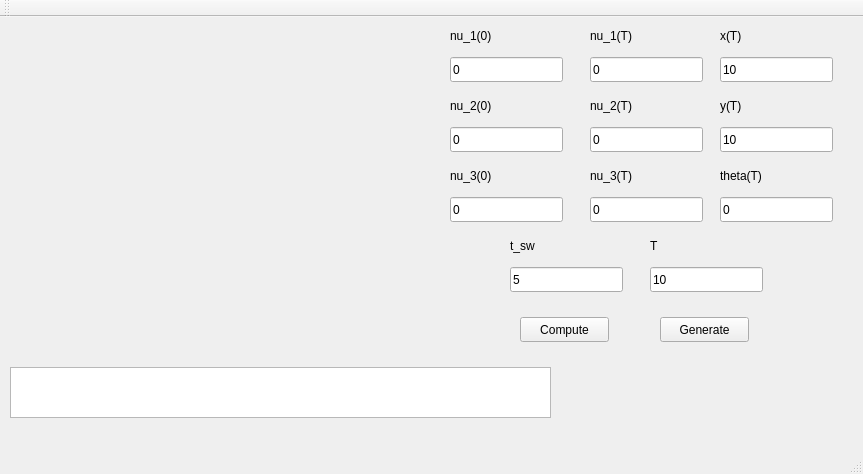
This is mainwindow.ui in DifferentialOrange/custom-omni-wheel-vehicle-control as Qt 5 draws it before an edit. The edited form follows.
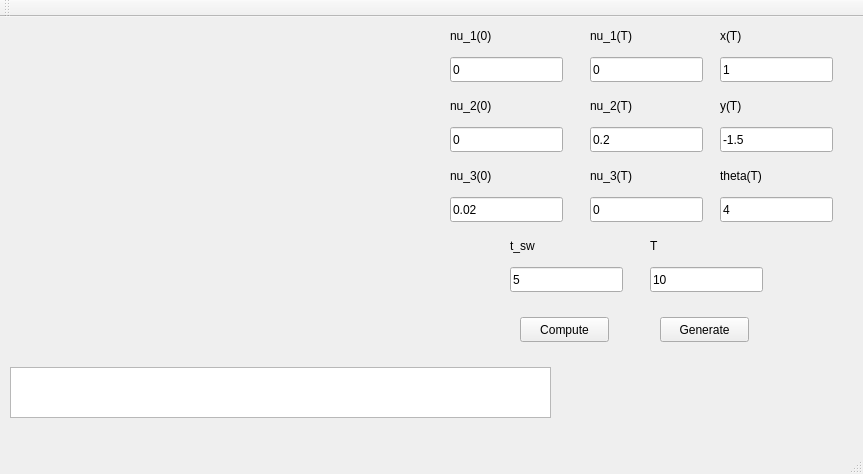
This is the edited form. Custom widgets are drawn as their Qt base class.

What changed in the file:
```diff
--- a/mainwindow.ui
+++ b/mainwindow.ui
@@ -99,7 +99,7 @@
      </rect>
     </property>
     <property name="text">
-     <string>0</string>
+     <string>0.02</string>
     </property>
    </widget>
    <widget class="QLabel" name="label_4">
@@ -151,7 +151,7 @@
      </rect>
     </property>
     <property name="text">
-     <string>0</string>
+     <string>0.2</string>
     </property>
    </widget>
    <widget class="QLineEdit" name="lineEdit_nu_3_T">
@@ -203,7 +203,7 @@
      </rect>
     </property>
     <property name="text">
-     <string>10</string>
+     <string>1</string>
     </property>
    </widget>
    <widget class="QLabel" name="label_8">
@@ -229,7 +229,7 @@
      </rect>
     </property>
     <property name="text">
-     <string>10</string>
+     <string>-1.5</string>
     </property>
    </widget>
    <widget class="QLineEdit" name="lineEdit_theta_T">
@@ -242,7 +242,7 @@
      </rect>
     </property>
     <property name="text">
-     <string>0</string>
+     <string>4</string>
     </property>
    </widget>
    <widget class="QLabel" name="label_9">
```
